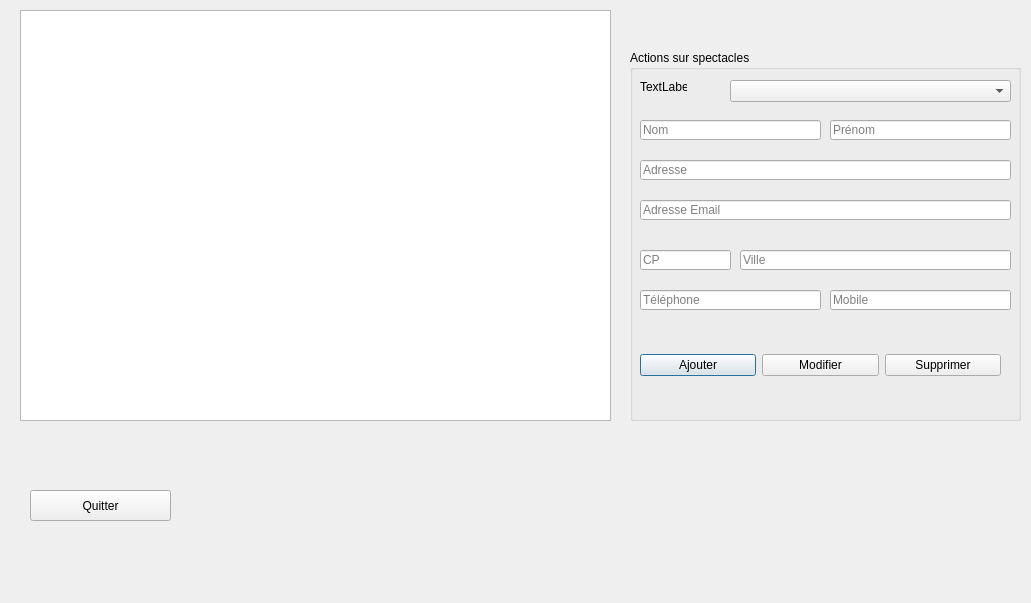
Old version of the form FestiClicC/clients.ui in the repository FestiClic/FestiClic3.
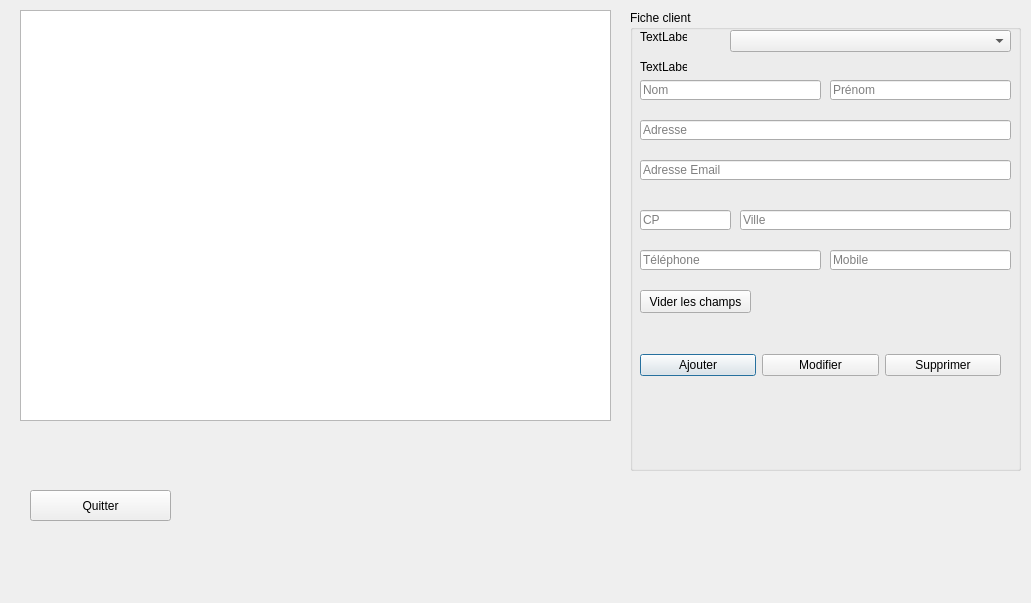
New version of the form.

Patch:
```diff
--- a/FestiClicC/clients.ui
+++ b/FestiClicC/clients.ui
@@ -27,13 +27,13 @@
    <property name="geometry">
     <rect>
      <x>630</x>
-     <y>50</y>
+     <y>10</y>
      <width>391</width>
-     <height>371</height>
+     <height>461</height>
     </rect>
    </property>
    <property name="title">
-    <string>Actions sur spectacles</string>
+    <string>Fiche client</string>
    </property>
    <widget class="QLineEdit" name="cltTxtEmail">
     <property name="geometry">
@@ -78,7 +78,7 @@
     <property name="geometry">
      <rect>
       <x>100</x>
-      <y>30</y>
+      <y>20</y>
       <width>281</width>
       <height>22</height>
      </rect>
@@ -88,7 +88,7 @@
     <property name="geometry">
      <rect>
       <x>10</x>
-      <y>280</y>
+      <y>320</y>
       <width>361</width>
       <height>71</height>
      </rect>
@@ -186,7 +186,33 @@
     <property name="geometry">
      <rect>
       <x>10</x>
-      <y>30</y>
+      <y>20</y>
+      <width>47</width>
+      <height>13</height>
+     </rect>
+    </property>
+    <property name="text">
+     <string>TextLabel</string>
+    </property>
+   </widget>
+   <widget class="QPushButton" name="cltBtnViderChamps">
+    <property name="geometry">
+     <rect>
+      <x>10</x>
+      <y>280</y>
+      <width>111</width>
+      <height>23</height>
+     </rect>
+    </property>
+    <property name="text">
+     <string>Vider les champs</string>
+    </property>
+   </widget>
+   <widget class="QLabel" name="cltLabelCivilite">
+    <property name="geometry">
+     <rect>
+      <x>10</x>
+      <y>50</y>
       <width>47</width>
       <height>13</height>
      </rect>
```
